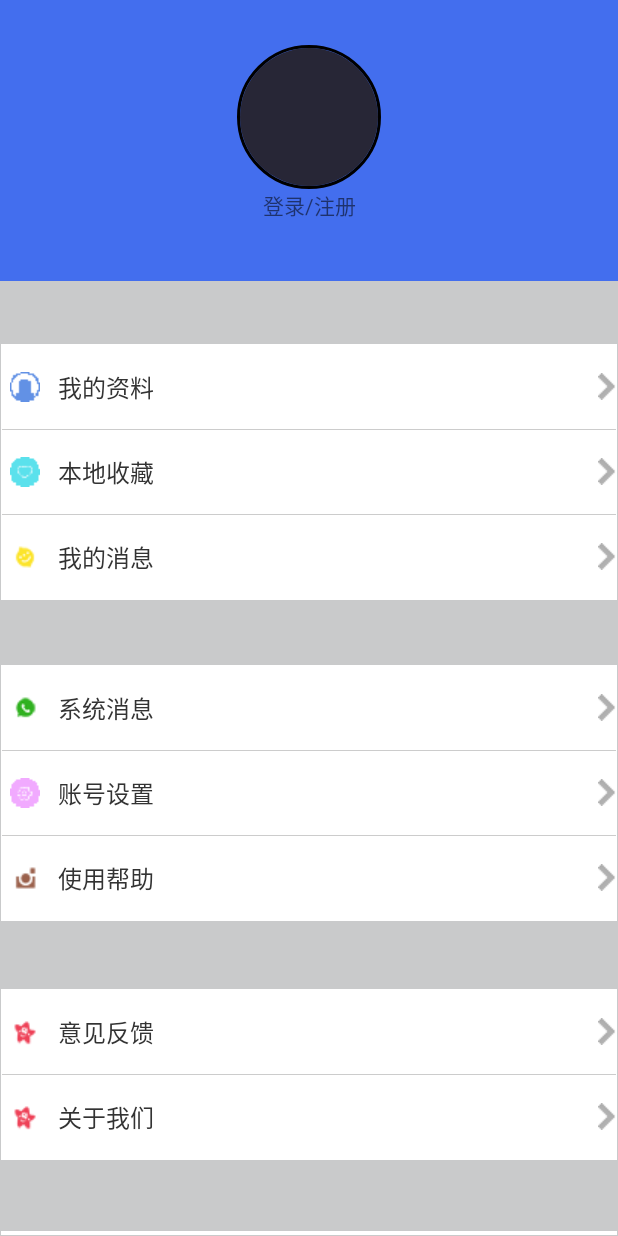
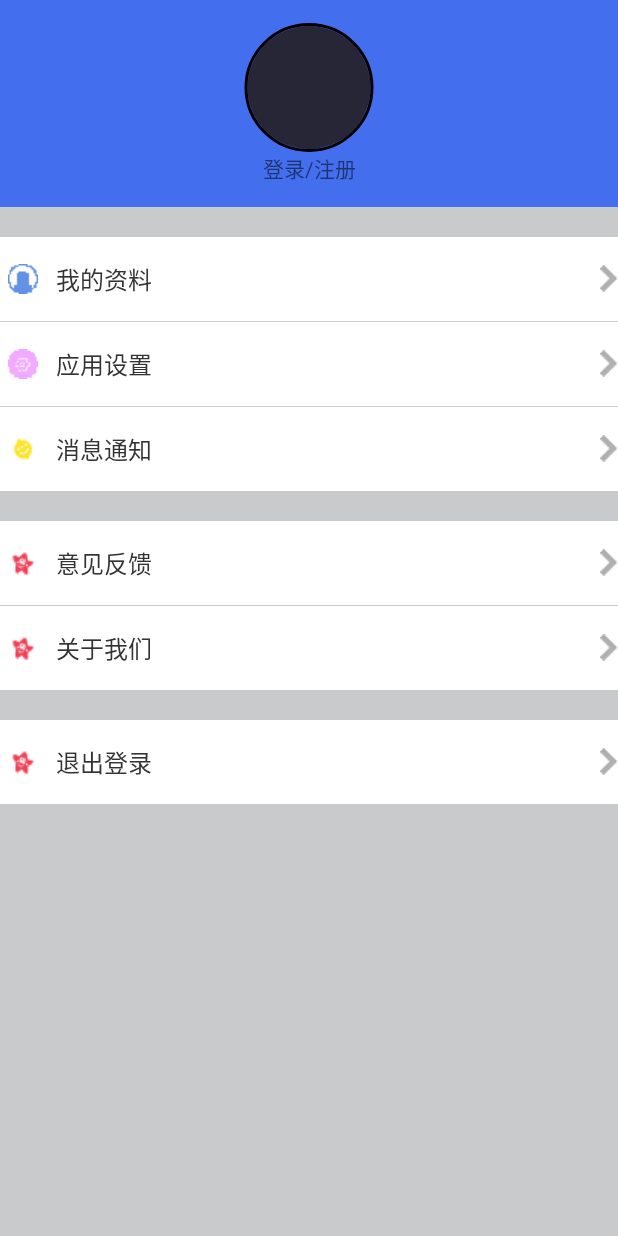
Before and after one commit to CodingLi/NetSecNews, an Android app: the layout fragment_user.xml on its own in the app's theme, with its tools: preview values and no code run, on a phone screen of 412 x 824 dp. Run offline under Robolectric (Android 15) with nearby library versions, the phone set to English and light mode, and no system bars.

Commit message:
add user fragment...

```diff
--- a/app/src/main/res/layout/fragment_user.xml
+++ b/app/src/main/res/layout/fragment_user.xml
@@ -5,19 +5,22 @@
     android:layout_height="match_parent"
     android:layout_gravity="center"
     android:background="@color/blue">
+
+    <LinearLayout
+        android:layout_width="match_parent"
+        android:layout_height="wrap_content"
+        android:orientation="vertical"
+        android:id="@+id/user_photo">
         <de.hdodenhof.circleimageview.CircleImageView
             xmlns:app="http://schemas.android.com/apk/res-auto"
             android:background="@color/blue"
             android:layout_width="match_parent"
-        android:layout_height="96dp"
+            android:layout_height="86dp"
             android:id="@+id/profile_image"
             android:src="@drawable/user_image"
             app:civ_border_width="2dp"
             app:civ_border_color="#FF000000"
-        android:layout_marginTop="30dp"
-        android:layout_alignParentTop="true"
-        android:layout_alignParentLeft="true"
-        android:layout_alignParentStart="true" />
+            android:layout_marginTop="15dp" />
 
         <TextView
             android:layout_width="match_parent"
@@ -25,26 +28,29 @@
             android:gravity="center"
             android:background="@color/blue"
             android:text="登录/注册"
-        android:id="@+id/textView"
-        android:layout_below="@+id/profile_image"
-        android:layout_alignParentLeft="true"
-        android:layout_alignParentStart="true" />
+            android:id="@+id/textView" />
+    </LinearLayout>
 
-    <LinearLayout
-        style="@style/wrap_layout"
+    <ScrollView
         android:layout_width="match_parent"
         android:layout_height="match_parent"
+        android:id="@+id/user_scroll"
+        android:layout_below="@+id/user_photo"
         android:background="@color/whiteGray"
-        android:layout_below="@+id/textView"
-        android:layout_alignParentLeft="true"
-        android:layout_alignParentStart="true"
-        android:layout_marginTop="40dp">
-
+        android:layout_marginTop="15dp">
+        <LinearLayout
+            android:layout_width="match_parent"
+            android:layout_height="match_parent"
+            android:orientation="vertical"
+            android:background="@color/whiteGray"
+            android:layout_below="@+id/user_photo">
             //1
-        <LinearLayout style="@style/wrap_layout"
+            <LinearLayout
+                android:layout_width="match_parent"
+                android:layout_height="wrap_content"
+                android:orientation="vertical"
                 android:background="@color/white"
-            android:layout_marginTop="41dp">
-            <!-- 上圆角-->
+                android:layout_marginTop="20dp">
                 <LinearLayout style="@style/top_layout">
                     <ImageView
                         android:layout_width="wrap_content"
@@ -54,79 +60,36 @@
                     <TextView style="@style/usertext" android:text="   我的资料" />
                     <ImageView style="@style/img_arrow"/>
                 </LinearLayout>
-
-            <!-- 分割线 -->
                 <View style="@style/bg_line"/>
-            <!-- 无圆角-->
                 <LinearLayout style="@style/mid_layout">
                     <ImageView
                         android:layout_width="wrap_content"
                         android:layout_height="wrap_content"
                         android:layout_marginLeft="5dp"
-                    android:src="@drawable/my_follow"/>
-                <TextView style="@style/usertext" android:text="   本地收藏" />
+                        android:src="@drawable/my_setting"/>
+                    <TextView style="@style/usertext" android:text="   应用设置" />
                     <ImageView style="@style/img_arrow"/>
                 </LinearLayout>
                 <View style="@style/bg_line"/>
-            <!-- 下圆角-->
                 <LinearLayout style="@style/bottom_layout">
                     <ImageView
                         android:layout_width="wrap_content"
                         android:layout_height="wrap_content"
                         android:layout_marginLeft="5dp"
                         android:src="@drawable/my_message"/>
-                <TextView style="@style/usertext" android:text="   我的消息" />
+                    <TextView style="@style/usertext" android:text="   消息通知" />
                     <ImageView style="@style/img_arrow"/>
                 </LinearLayout>
 
             </LinearLayout>
-
             //2
-        <LinearLayout style="@style/wrap_layout"
+            <!-- 全圆角-->
+            <LinearLayout
+                android:layout_width="match_parent"
+                android:layout_height="wrap_content"
+                android:orientation="vertical"
                 android:background="@color/white"
-            android:layout_marginTop="43dp">
-            <!-- 上圆角-->
-            <LinearLayout style="@style/top_layout">
-                <ImageView
-                    android:layout_width="wrap_content"
-                    android:layout_height="wrap_content"
-                    android:layout_marginLeft="5dp"
-                    android:src="@drawable/my_system_message"/>
-                <TextView style="@style/usertext" android:text="   系统消息" />
-                <ImageView style="@style/img_arrow"/>
-            </LinearLayout>
-
-            <!-- 分割线 -->
-            <View style="@style/bg_line"/>
-            <!-- 无圆角-->
-            <LinearLayout style="@style/mid_layout">
-                <ImageView
-                    android:layout_width="wrap_content"
-                    android:layout_height="wrap_content"
-                    android:layout_marginLeft="5dp"
-                    android:src="@drawable/my_setting"/>
-                <TextView style="@style/usertext" android:text="   账号设置" />
-                <ImageView style="@style/img_arrow"/>
-            </LinearLayout>
-            <View style="@style/bg_line"/>
-            <!-- 下圆角-->
-            <LinearLayout style="@style/bottom_layout">
-                <ImageView
-                    android:layout_width="wrap_content"
-                    android:layout_height="wrap_content"
-                    android:layout_marginLeft="5dp"
-                    android:src="@drawable/my_help"/>
-                <TextView style="@style/usertext" android:text="   使用帮助" />
-                <ImageView style="@style/img_arrow"/>
-            </LinearLayout>
-
-        </LinearLayout>
-
-        //3
-        <!-- 全圆角-->
-        <LinearLayout style="@style/wrap_layout"
-            android:background="@color/white"
-            android:layout_marginTop="45dp">
+                android:layout_marginTop="20dp">
                 <LinearLayout style="@style/single_layout">
                     <ImageView
                         android:layout_width="wrap_content"
@@ -157,9 +120,12 @@
 
             //4
             <!-- 全圆角-->
-        <LinearLayout style="@style/wrap_layout"
+            <LinearLayout
+                android:layout_width="match_parent"
+                android:layout_height="wrap_content"
+                android:orientation="vertical"
                 android:background="@color/white"
-            android:layout_marginTop="47dp">
+                android:layout_marginTop="20dp">
 
                 <LinearLayout style="@style/single_layout">
                     <ImageView
@@ -179,5 +145,9 @@
 
         </LinearLayout>
 
+    </ScrollView>
+
+
+
 
 </RelativeLayout>
```
Lines whose indentation alone changed are shown as unchanged.
